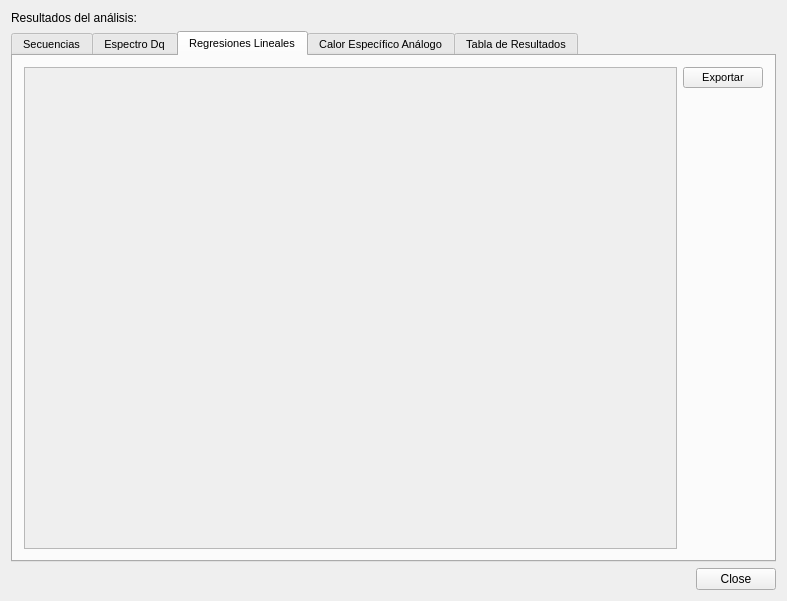
Before: the Qt Designer form src/gui/MfaResultsForm.ui in hspitia/GenomAMf, drawn with Qt 5.
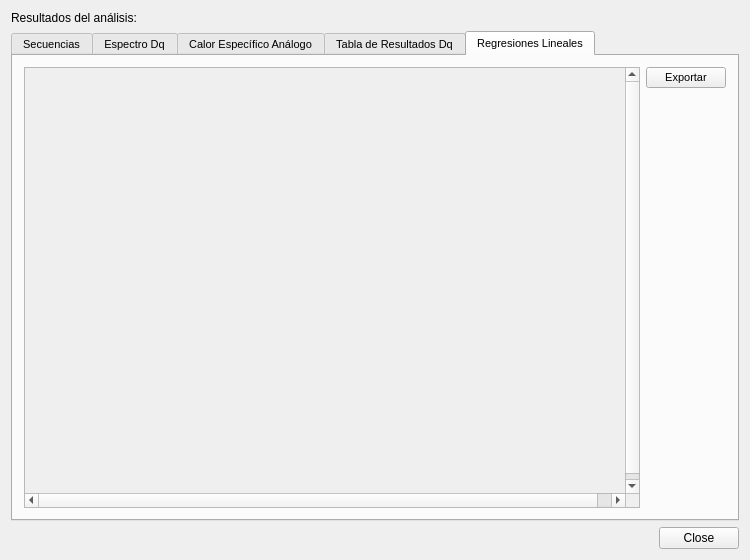
After: the same form once the commit is applied. The open tabs and pages were chosen to show the change. Icons and pictures are not drawn.

```diff
--- a/src/gui/MfaResultsForm.ui
+++ b/src/gui/MfaResultsForm.ui
@@ -6,14 +6,14 @@
    <rect>
     <x>0</x>
     <y>0</y>
-    <width>787</width>
-    <height>601</height>
+    <width>750</width>
+    <height>560</height>
    </rect>
   </property>
   <property name="minimumSize">
    <size>
-    <width>700</width>
-    <height>590</height>
+    <width>750</width>
+    <height>560</height>
    </size>
   </property>
   <property name="windowTitle">
@@ -147,58 +147,6 @@
        </item>
       </layout>
      </widget>
-     <widget class="QWidget" name="regressionTab">
-      <attribute name="icon">
-       <iconset resource="../../resources/resources.qrc">
-        <normaloff>:/icons/graph_linear_regression.png</normaloff>:/icons/graph_linear_regression.png</iconset>
-      </attribute>
-      <attribute name="title">
-       <string>Regresiones Lineales</string>
-      </attribute>
-      <layout class="QGridLayout" name="gridLayout_3">
-       <item row="0" column="0">
-        <widget class="QScrollArea" name="linearRegressionScrollArea">
-         <property name="widgetResizable">
-          <bool>true</bool>
-         </property>
-         <widget class="QWidget" name="scrollAreaWidgetContents_2">
-          <property name="geometry">
-           <rect>
-            <x>0</x>
-            <y>0</y>
-            <width>652</width>
-            <height>466</height>
-           </rect>
-          </property>
-         </widget>
-        </widget>
-       </item>
-       <item row="0" column="1">
-        <layout class="QVBoxLayout" name="verticalLayout_2">
-         <item>
-          <widget class="QPushButton" name="pushButton_2">
-           <property name="text">
-            <string>Exportar</string>
-           </property>
-          </widget>
-         </item>
-         <item>
-          <spacer name="verticalSpacer_2">
-           <property name="orientation">
-            <enum>Qt::Vertical</enum>
-           </property>
-           <property name="sizeHint" stdset="0">
-            <size>
-             <width>20</width>
-             <height>40</height>
-            </size>
-           </property>
-          </spacer>
-         </item>
-        </layout>
-       </item>
-      </layout>
-     </widget>
      <widget class="QWidget" name="cqTab">
       <attribute name="icon">
        <iconset resource="../../resources/resources.qrc">
@@ -257,7 +205,7 @@
         <normaloff>:/icons/table.png</normaloff>:/icons/table.png</iconset>
       </attribute>
       <attribute name="title">
-       <string>Tabla de Resultados</string>
+       <string>Tabla de Resultados Dq</string>
       </attribute>
       <layout class="QGridLayout" name="gridLayout_5">
        <item row="0" column="0">
@@ -311,6 +259,58 @@
        </item>
       </layout>
      </widget>
+     <widget class="QWidget" name="regressionTab">
+      <attribute name="icon">
+       <iconset resource="../../resources/resources.qrc">
+        <normaloff>:/icons/graph_linear_regression.png</normaloff>:/icons/graph_linear_regression.png</iconset>
+      </attribute>
+      <attribute name="title">
+       <string>Regresiones Lineales</string>
+      </attribute>
+      <layout class="QGridLayout" name="gridLayout_3">
+       <item row="0" column="0">
+        <widget class="QScrollArea" name="linearRegressionScrollArea">
+         <property name="widgetResizable">
+          <bool>false</bool>
+         </property>
+         <widget class="QWidget" name="scrollAreaWidgetContents_2">
+          <property name="geometry">
+           <rect>
+            <x>0</x>
+            <y>0</y>
+            <width>615</width>
+            <height>431</height>
+           </rect>
+          </property>
+         </widget>
+        </widget>
+       </item>
+       <item row="0" column="1">
+        <layout class="QVBoxLayout" name="verticalLayout_2">
+         <item>
+          <widget class="QPushButton" name="exportLinearPlotPushButton">
+           <property name="text">
+            <string>Exportar</string>
+           </property>
+          </widget>
+         </item>
+         <item>
+          <spacer name="verticalSpacer_2">
+           <property name="orientation">
+            <enum>Qt::Vertical</enum>
+           </property>
+           <property name="sizeHint" stdset="0">
+            <size>
+             <width>20</width>
+             <height>40</height>
+            </size>
+           </property>
+          </spacer>
+         </item>
+        </layout>
+       </item>
+      </layout>
+     </widget>
     </widget>
    </item>
   </layout>
```
Left out of the diff: 32 changed lines with no effect on the pictures.
